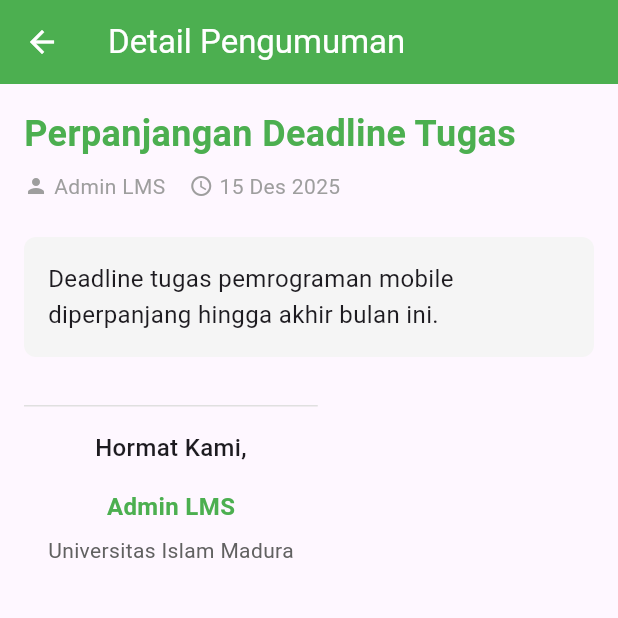
After one commit to ahmadsubhann/UAS, a Flutter app: the screen it shows after launch, after a tap on the "arrow forward ios" icon, on a phone screen of 412 x 824 dp, the top half of it. The commit adds this screen. Run offline on Flutter 3.47's test engine with Material 3 defaults, Android fonts, the phone set to English and light mode, and no system bars.

Commit message:
menambahkan isi konten halaman pengumuman

```diff
--- a/lib/main.dart
+++ b/lib/main.dart
@@ -17,6 +17,8 @@ class MyApp extends StatelessWidget {
         colorScheme: ColorScheme.fromSeed(seedColor: Colors.deepPurple),
       ),
       home: const MainPage(),
+      debugShowMaterialGrid: false,
+      debugShowCheckedModeBanner: false,
     );
   }
 }
--- /dev/null
+++ b/lib/pages/detail_pengumuman_page.dart
@@ -0,0 +1,117 @@
+import 'package:flutter/material.dart';
+
+class DetailPengumumanPage extends StatelessWidget {
+  final String title;
+  final String adminName;
+  final String dateTime;
+  final String content;
+
+  const DetailPengumumanPage({
+    Key? key,
+    required this.title,
+    required this.adminName,
+    required this.dateTime,
+    required this.content,
+  }) : super(key: key);
+
+  @override
+  Widget build(BuildContext context) {
+    return Scaffold(
+      appBar: AppBar(
+        title: const Text('Detail Pengumuman'),
+        backgroundColor: Colors.green,
+        foregroundColor: Colors.white,
+      ),
+      body: Padding(
+        padding: const EdgeInsets.all(16.0),
+        child: SingleChildScrollView(
+          child: Column(
+            crossAxisAlignment: CrossAxisAlignment.start,
+            children: [
+              // Judul pengumuman
+              Text(
+                title,
+                style: const TextStyle(
+                  fontSize: 24,
+                  fontWeight: FontWeight.bold,
+                  color: Colors.green,
+                ),
+              ),
+              const SizedBox(height: 8),
+
+              // Nama admin dan tanggal
+              Row(
+                children: [
+                  const Icon(Icons.person, size: 16, color: Colors.grey),
+                  const SizedBox(width: 4),
+                  Text(
+                    adminName,
+                    style: const TextStyle(fontSize: 14, color: Colors.grey),
+                  ),
+                  const SizedBox(width: 16),
+                  const Icon(Icons.access_time, size: 16, color: Colors.grey),
+                  const SizedBox(width: 4),
+                  Text(
+                    dateTime,
+                    style: const TextStyle(fontSize: 14, color: Colors.grey),
+                  ),
+                ],
+              ),
+              const SizedBox(height: 24),
+
+              // Isi pengumuman
+              Container(
+                padding: const EdgeInsets.all(16.0),
+                decoration: BoxDecoration(
+                  color: Colors.grey[100],
+                  borderRadius: BorderRadius.circular(8),
+                ),
+                child: Text(
+                  content,
+                  style: const TextStyle(fontSize: 16, height: 1.5),
+                ),
+              ),
+              const SizedBox(height: 32),
+
+              // Penutup resmi
+              Container(
+                padding: const EdgeInsets.all(16.0),
+                decoration: BoxDecoration(
+                  border: Border(
+                    top: BorderSide(color: Colors.grey[300]!, width: 1),
+                  ),
+                ),
+                child: Column(
+                  crossAxisAlignment: CrossAxisAlignment.center,
+                  children: [
+                    const Text(
+                      'Hormat Kami,',
+                      style: TextStyle(
+                        fontSize: 16,
+                        fontWeight: FontWeight.w500,
+                      ),
+                    ),
+                    const SizedBox(height: 16),
+                    Text(
+                      'Admin LMS',
+                      style: const TextStyle(
+                        fontSize: 16,
+                        fontWeight: FontWeight.bold,
+                        color: Colors.green,
+                      ),
+                    ),
+                    const SizedBox(height: 8),
+                    Text(
+                      'Universitas Islam Madura',
+                      style: TextStyle(fontSize: 14, color: Colors.grey[700]),
+                    ),
+                  ],
+                ),
+              ),
+            ],
+          ),
+        ),
+      ),
+    );
+  }
+}
--- a/lib/pages/home_page.dart
+++ b/lib/pages/home_page.dart
@@ -1,5 +1,6 @@
 import 'package:flutter/material.dart';
 import 'package:lms_app/pages/notifikasi_page.dart';
+import 'package:lms_app/pages/detail_pengumuman_page.dart';
 
 class HomePage extends StatelessWidget {
   const HomePage({Key? key}) : super(key: key);
@@ -95,6 +96,9 @@ class HomePage extends StatelessWidget {
               const SizedBox(height: 24),
 
               // Pengumuman terakhir
+              Row(
+                mainAxisAlignment: MainAxisAlignment.spaceBetween,
+                children: [
                   const Text(
                     'Pengumuman Terakhir',
                     style: TextStyle(
@@ -102,6 +106,29 @@ class HomePage extends StatelessWidget {
                       fontWeight: FontWeight.bold,
                       color: Colors.green,
                     ),
+                  ),
+                  IconButton(
+                    icon: const Icon(
+                      Icons.arrow_forward_ios,
+                      size: 20,
+                      color: Colors.green,
+                    ),
+                    onPressed: () {
+                      Navigator.push(
+                        context,
+                        MaterialPageRoute(
+                          builder: (context) => const DetailPengumumanPage(
+                            title: 'Perpanjangan Deadline Tugas',
+                            adminName: 'Admin LMS',
+                            dateTime: '15 Des 2025',
+                            content:
+                                'Deadline tugas pemrograman mobile diperpanjang hingga akhir bulan ini.',
+                          ),
+                        ),
+                      );
+                    },
+                  ),
+                ],
               ),
               const SizedBox(height: 12),
               _buildAnnouncementCard(
```
Lines whose indentation alone changed are shown as unchanged.
